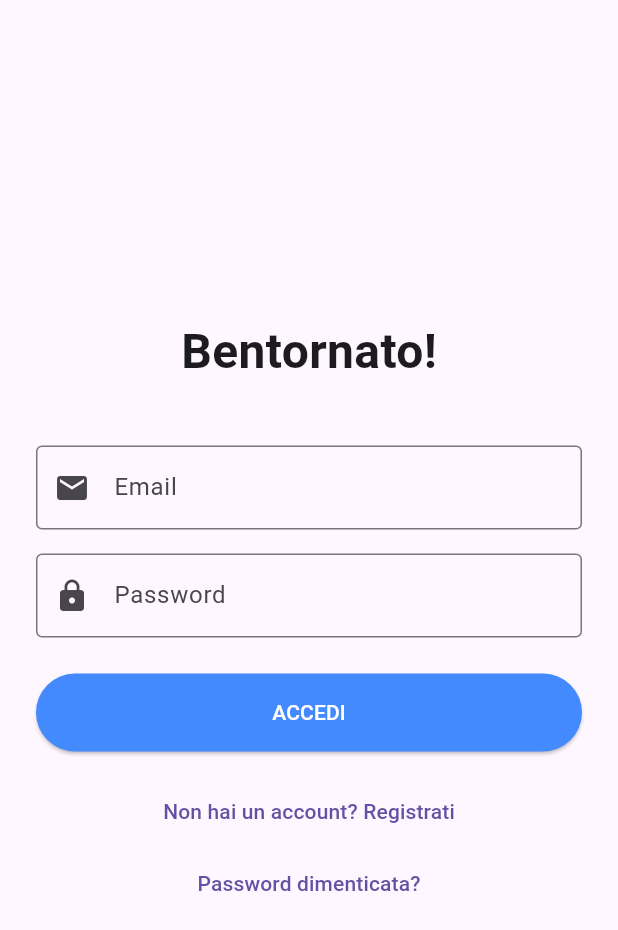
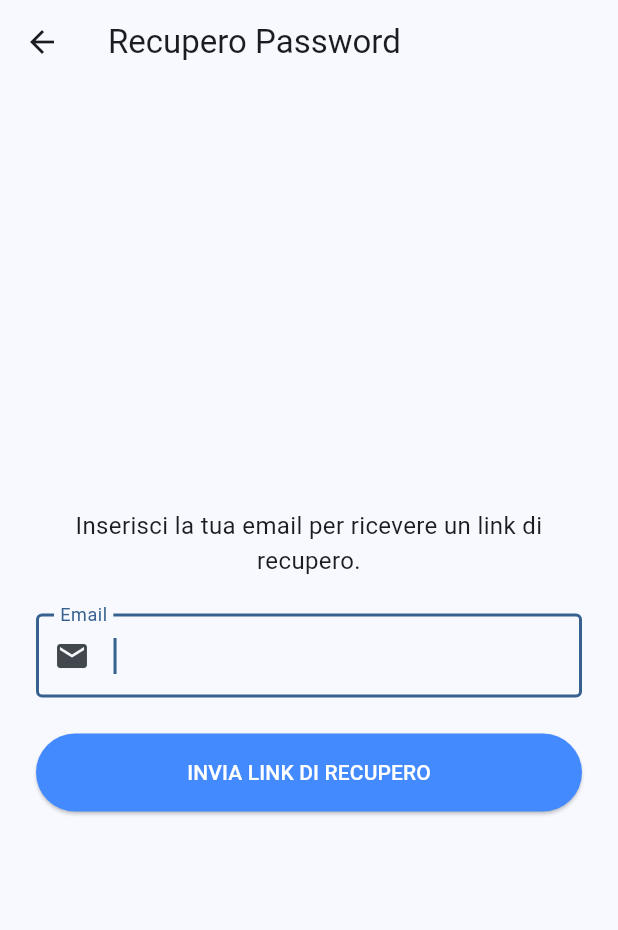
Before and after one commit to imTraini/Zampapp-Flutter, a Flutter app: the screen it shows after launch, after a tap on "Password dimenticata?", on a phone screen of 412 x 824 dp. Shown: the top 930 px of the screen. Run offline on Flutter 3.47's test engine with Material 3 defaults, Android fonts, the light colour scheme and no system bars; our stand-ins replace cached_network_image, cloud_firestore, firebase_auth, firebase_core, firebase_storage, image_picker; accounts and stored records are empty.

Commit message:
recupero password

```diff
--- a/zampapp/lib/main.dart
+++ b/zampapp/lib/main.dart
@@ -25,8 +25,7 @@ class ZampApp extends StatelessWidget {
     return MaterialApp(
       debugShowCheckedModeBanner: false,
       title: 'ZampApp',
-      theme: ThemeData(.
-        colorScheme: ColorScheme.fromSeed(seedColor: azzurro),
+      theme: ThemeData(colorScheme: ColorScheme.fromSeed(seedColor: azzurro),
         useMaterial3: true,
       ),
       home: const AuthGate(),
--- a/zampapp/lib/models/dog_model.dart
+++ b/zampapp/lib/models/dog_model.dart
@@ -43,6 +43,8 @@ class Dog {
       status: data['status'] ?? 'di_proprieta',
     );
   }
+
+  // Getter aggiuntivi (compatibilità con vecchio codice)
   String get dogName => nome;
   String get dogImageUrl => urlImmagine;
 }
--- /dev/null
+++ b/zampapp/lib/screens/forgot_password_screen.dart
@@ -0,0 +1,125 @@
+import 'package:flutter/material.dart';
+import 'package:firebase_auth/firebase_auth.dart';
+
+class ForgotPasswordScreen extends StatefulWidget {
+  const ForgotPasswordScreen({super.key});
+
+  @override
+  State<ForgotPasswordScreen> createState() => _ForgotPasswordScreenState();
+}
+
+class _ForgotPasswordScreenState extends State<ForgotPasswordScreen> {
+  final _emailController = TextEditingController();
+  bool _isLoading = false;
+
+  Future<void> _sendResetEmail() async {
+    // Valida se il campo email non è vuoto
+    if (_emailController.text.trim().isEmpty) {
+      ScaffoldMessenger.of(context).showSnackBar(
+        const SnackBar(
+          content: Text("Per favore, inserisci la tua email."),
+          backgroundColor: Colors.orange,
+        ),
+      );
+      return;
+    }
+
+    setState(() {
+      _isLoading = true;
+    });
+
+    try {
+      // Invia l'email di recupero usando Firebase Auth
+      await FirebaseAuth.instance.sendPasswordResetEmail(
+        email: _emailController.text.trim(),
+      );
+
+      // Mostra un messaggio di successo e torna al login dopo un breve ritardo
+      if (mounted) {
+        ScaffoldMessenger.of(context).showSnackBar(
+          const SnackBar(
+            content: Text("Link per il recupero inviato! Controlla la tua email."),
+            backgroundColor: Colors.green,
+          ),
+        );
+        // Torna alla schermata di login dopo aver mostrato il messaggio
+        Future.delayed(const Duration(seconds: 1), () {
+          if (mounted) {
+            Navigator.of(context).pop();
+          }
+        });
+      }
+    } on FirebaseAuthException catch (e) {
+      // Mostra un messaggio di errore specifico di Firebase
+      if (mounted) {
+        ScaffoldMessenger.of(context).showSnackBar(
+          SnackBar(
+            content: Text(e.message ?? "Si è verificato un errore."),
+            backgroundColor: Colors.red,
+          ),
+        );
+      }
+    } finally {
+      // Assicura che l'indicatore di caricamento venga nascosto
+      if (mounted) {
+        setState(() {
+          _isLoading = false;
+        });
+      }
+    }
+  }
+
+  @override
+  void dispose() {
+    _emailController.dispose();
+    super.dispose();
+  }
+
+  @override
+  Widget build(BuildContext context) {
+    return Scaffold(
+      appBar: AppBar(
+        title: const Text('Recupero Password'),
+      ),
+      body: Padding(
+        padding: const EdgeInsets.all(24.0),
+        child: Column(
+          mainAxisAlignment: MainAxisAlignment.center,
+          children: [
+            const Text(
+              'Inserisci la tua email per ricevere un link di recupero.',
+              textAlign: TextAlign.center,
+              style: TextStyle(fontSize: 16),
+            ),
+            const SizedBox(height: 24),
+            TextFormField(
+              controller: _emailController,
+              keyboardType: TextInputType.emailAddress,
+              decoration: const InputDecoration(
+                labelText: 'Email',
+                border: OutlineInputBorder(),
+                prefixIcon: Icon(Icons.email),
+              ),
+              autofocus: true, // Il cursore parte già qui
+            ),
+            const SizedBox(height: 24),
+            _isLoading
+                ? const CircularProgressIndicator()
+                : SizedBox(
+              width: double.infinity,
+              child: ElevatedButton(
+                onPressed: _sendResetEmail,
+                style: ElevatedButton.styleFrom(
+                  backgroundColor: Colors.blueAccent,
+                  foregroundColor: Colors.white,
+                  padding: const EdgeInsets.symmetric(vertical: 16),
+                ),
+                child: const Text('INVIA LINK DI RECUPERO'),
+              ),
+            ),
+          ],
+        ),
+      ),
+    );
+  }
+}
--- a/zampapp/lib/screens/home_screen.dart
+++ b/zampapp/lib/screens/home_screen.dart
@@ -11,7 +11,7 @@ class HomeScreen extends StatefulWidget {
 }
 
 class _HomeScreenState extends State<HomeScreen> {
-  int _selectedIndex = 0; // Indice della pagina corrente, 0 = Adozioni
+  int _selectedIndex = 0;
 
   static const List<Widget> _pages = <Widget>[
     AdoptionScreen(),
--- a/zampapp/lib/screens/login_screen.dart
+++ b/zampapp/lib/screens/login_screen.dart
@@ -1,6 +1,7 @@
 import 'package:flutter/material.dart';
 import 'package:firebase_auth/firebase_auth.dart';
 import 'registration_choice_screen.dart';
+import 'forgot_password_screen.dart';
 
 class LoginScreen extends StatefulWidget {
   const LoginScreen({super.key});
@@ -110,7 +111,12 @@ class _LoginScreenState extends State<LoginScreen> {
                   child: const Text('Non hai un account? Registrati'),
                 ),
                 TextButton(
-                  onPressed: () { /* TODO: Navigare a recupero password */ },
+                  onPressed: () {
+                    Navigator.push(
+                      context,
+                      MaterialPageRoute(builder: (context) => const ForgotPasswordScreen()),
+                    );
+                  },
                   child: const Text('Password dimenticata?'),
                 ),
               ],
--- a/zampapp/lib/screens/user_signup_screen.dart
+++ b/zampapp/lib/screens/user_signup_screen.dart
@@ -74,7 +74,6 @@ class _UserSignUpScreenState extends State<UserSignUpScreen> {
             backgroundColor: Colors.green,
           ),
         );
-        // Torna indietro di 2 schermate (Signup e Scelta) per arrivare al Login
         int count = 0;
         Navigator.of(context).popUntil((_) => count++ >= 2);
       }
```
